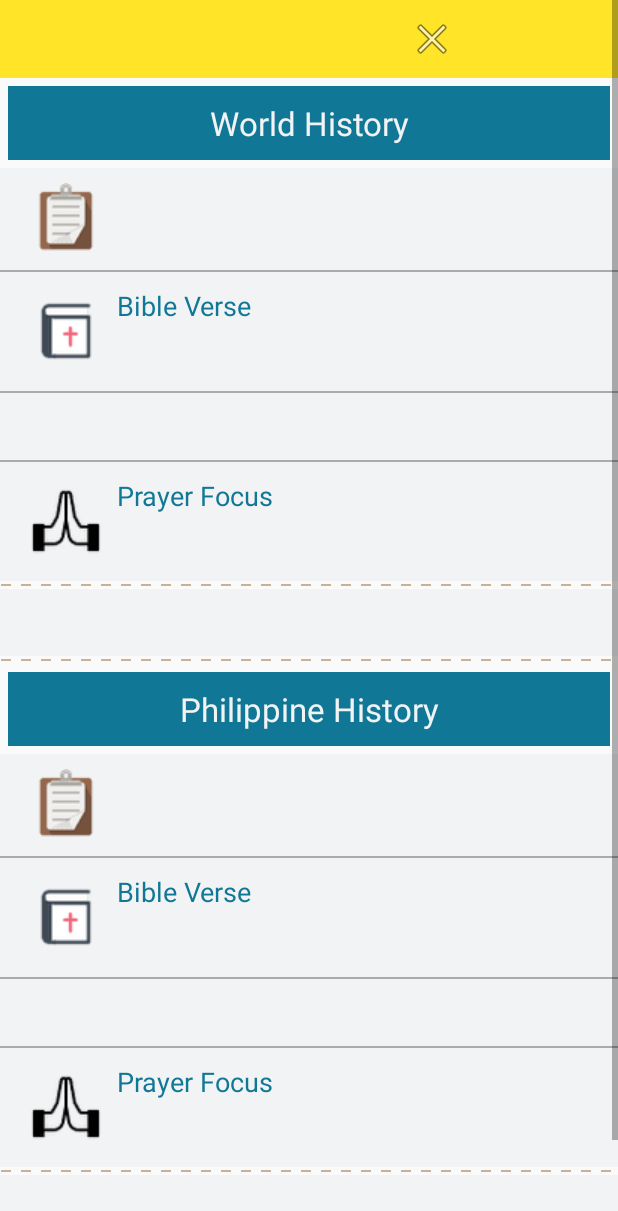
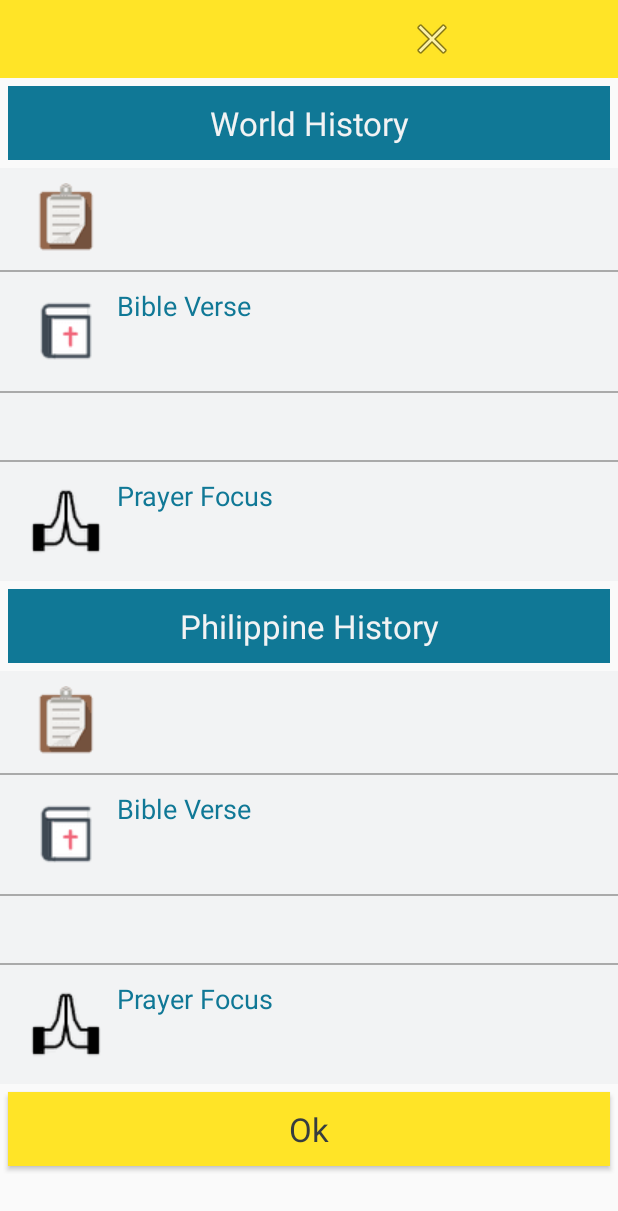
Before and after one commit to jhesed/historic-glimpse, an Android app: the layout fragment_day_dialog.xml on its own in the app's theme, with its tools: preview values and no code run, on a phone screen of 412 x 824 dp. Shown: the top 1211 px of the screen. Run offline under Robolectric (Android 15) with nearby library versions, the phone set to English and light mode, and no system bars; network calls fail.

```diff
--- a/app/src/main/java/com/historicalglimpse/jhesed/historicalglimpse/MainActivity.java
+++ b/app/src/main/java/com/historicalglimpse/jhesed/historicalglimpse/MainActivity.java
@@ -51,6 +51,7 @@ public class MainActivity extends AppCompatActivity {
 
                 FragmentTransaction transaction = getSupportFragmentManager().beginTransaction();
                 transaction.replace(R.id.frame_layout, selectedFragment);
+                transaction.addToBackStack(null);
                 transaction.commit();
                 return true;
 
@@ -60,6 +61,7 @@ public class MainActivity extends AppCompatActivity {
         //Manually displaying the first fragment - one time only
         FragmentTransaction transaction = getSupportFragmentManager().beginTransaction();
         transaction.replace(R.id.frame_layout, FragmentDaily.newInstance());
+        transaction.addToBackStack(null);
         transaction.commit();
     }
 }
--- a/app/src/main/res/layout/fragment_daily.xml
+++ b/app/src/main/res/layout/fragment_daily.xml
@@ -353,7 +353,8 @@
                 android:id="@+id/group_featured_quote_wh"
                 android:layout_width="match_parent"
                 android:layout_height="wrap_content"
-                android:orientation="vertical">
+                android:orientation="vertical"
+                android:visibility="gone">
 
                 <!-- DOTTED DIVIDER -->
                 <ImageView
@@ -751,7 +752,8 @@
                 android:id="@+id/group_featured_quote_ph"
                 android:layout_width="match_parent"
                 android:layout_height="wrap_content"
-                android:orientation="vertical">
+                android:orientation="vertical"
+                android:visibility="gone">
 
                 <!-- DOTTED DIVIDER -->
                 <ImageView
--- a/app/src/main/res/layout/fragment_day_dialog.xml
+++ b/app/src/main/res/layout/fragment_day_dialog.xml
@@ -393,7 +393,8 @@
                 android:id="@+id/group_featured_quote_wh"
                 android:layout_width="match_parent"
                 android:layout_height="wrap_content"
-                android:orientation="vertical">
+                android:orientation="vertical"
+                android:visibility="gone">
 
                 <!-- DOTTED DIVIDER -->
             <ImageView
@@ -791,7 +792,8 @@
                 android:id="@+id/group_featured_quote_ph"
                 android:layout_width="match_parent"
                 android:layout_height="wrap_content"
-                android:orientation="vertical">
+                android:orientation="vertical"
+                android:visibility="gone">
 
                 <!-- DOTTED DIVIDER -->
             <ImageView
--- a/app/src/main/res/values/strings.xml
+++ b/app/src/main/res/values/strings.xml
@@ -1,5 +1,5 @@
 <resources>
-    <string name="app_name">Historical Glimpse</string>
+    <string name="app_name">Christian Daily Historical Devotion</string>
     <string name="title_today">Today</string>
     <string name="title_month">This Month</string>
     <string name="title_about">About</string>
```
Also changed, not shown: app/src/main/java/com/historicalglimpse/jhesed/historicalglimpse/Common.java (+6 -2 lines), app/src/main/res/mipmap-mdpi/ic_phil.png (added), app/src/main/res/mipmap-mdpi/ic_world.png (added).
